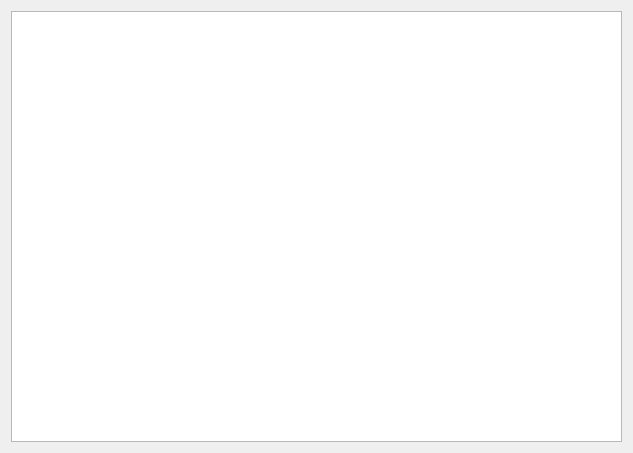
First picture: the form in freeddimanager/plugins/ddiplugin/server/servermanagerwidget.ui, repository FreeHealth/freehealth, before the edit.
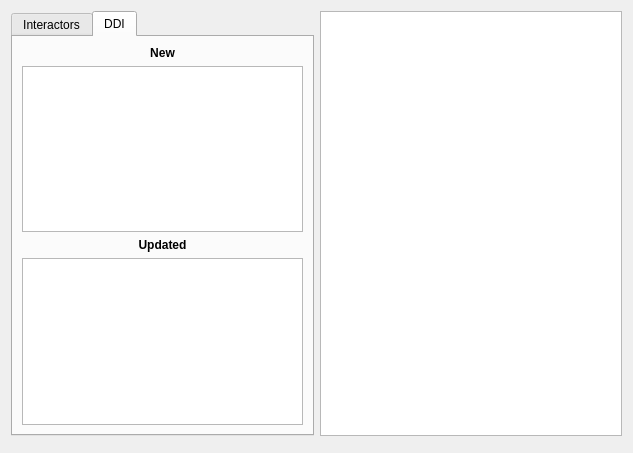
Second picture: the form after the edit.

Commit message: updating server widget

```diff
--- a/freeddimanager/plugins/ddiplugin/server/servermanagerwidget.ui
+++ b/freeddimanager/plugins/ddiplugin/server/servermanagerwidget.ui
@@ -13,9 +13,113 @@
   <property name="windowTitle">
    <string>Form</string>
   </property>
-  <layout class="QGridLayout" name="gridLayout">
+  <layout class="QGridLayout" name="gridLayout_3">
+   <item row="1" column="0">
+    <widget class="QDialogButtonBox" name="buttonBox">
+     <property name="standardButtons">
+      <set>QDialogButtonBox::NoButton</set>
+     </property>
+    </widget>
+   </item>
    <item row="0" column="0">
-    <widget class="QTableView" name="interactorUpdateView"/>
+    <widget class="QTabWidget" name="tabWidget">
+     <property name="currentIndex">
+      <number>1</number>
+     </property>
+     <widget class="QWidget" name="tabInteractors">
+      <attribute name="title">
+       <string>Interactors</string>
+      </attribute>
+      <layout class="QGridLayout" name="gridLayout">
+       <item row="0" column="0">
+        <widget class="QLabel" name="label">
+         <property name="font">
+          <font>
+           <weight>75</weight>
+           <bold>true</bold>
+          </font>
+         </property>
+         <property name="text">
+          <string>New</string>
+         </property>
+         <property name="alignment">
+          <set>Qt::AlignCenter</set>
+         </property>
+        </widget>
+       </item>
+       <item row="1" column="0">
+        <widget class="QTableView" name="interactorNew"/>
+       </item>
+       <item row="2" column="0">
+        <widget class="QLabel" name="label_2">
+         <property name="font">
+          <font>
+           <weight>75</weight>
+           <bold>true</bold>
+          </font>
+         </property>
+         <property name="text">
+          <string>Updated</string>
+         </property>
+         <property name="alignment">
+          <set>Qt::AlignCenter</set>
+         </property>
+        </widget>
+       </item>
+       <item row="3" column="0">
+        <widget class="QTableView" name="interactorUpdates"/>
+       </item>
+      </layout>
+     </widget>
+     <widget class="QWidget" name="tabDDI">
+      <attribute name="title">
+       <string>DDI</string>
+      </attribute>
+      <layout class="QGridLayout" name="gridLayout_2">
+       <item row="0" column="0">
+        <widget class="QLabel" name="label_3">
+         <property name="font">
+          <font>
+           <weight>75</weight>
+           <bold>true</bold>
+          </font>
+         </property>
+         <property name="text">
+          <string>New</string>
+         </property>
+         <property name="alignment">
+          <set>Qt::AlignCenter</set>
+         </property>
+        </widget>
+       </item>
+       <item row="1" column="0">
+        <widget class="QTableView" name="ddiNew"/>
+       </item>
+       <item row="2" column="0">
+        <widget class="QLabel" name="label_4">
+         <property name="font">
+          <font>
+           <weight>75</weight>
+           <bold>true</bold>
+          </font>
+         </property>
+         <property name="text">
+          <string>Updated</string>
+         </property>
+         <property name="alignment">
+          <set>Qt::AlignCenter</set>
+         </property>
+        </widget>
+       </item>
+       <item row="3" column="0">
+        <widget class="QTableView" name="ddiUpdates"/>
+       </item>
+      </layout>
+     </widget>
+    </widget>
+   </item>
+   <item row="0" column="1">
+    <widget class="QTextBrowser" name="proposals"/>
    </item>
   </layout>
  </widget>
```
The commit also changes 1 other file.
